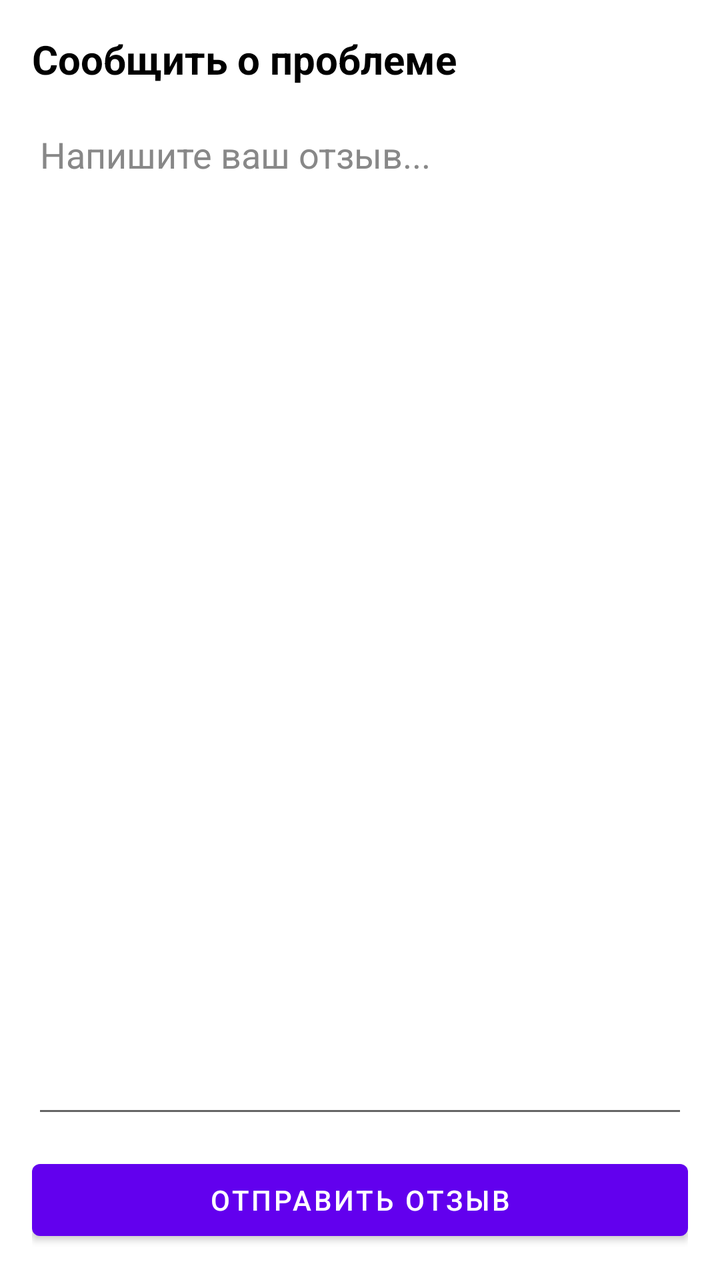
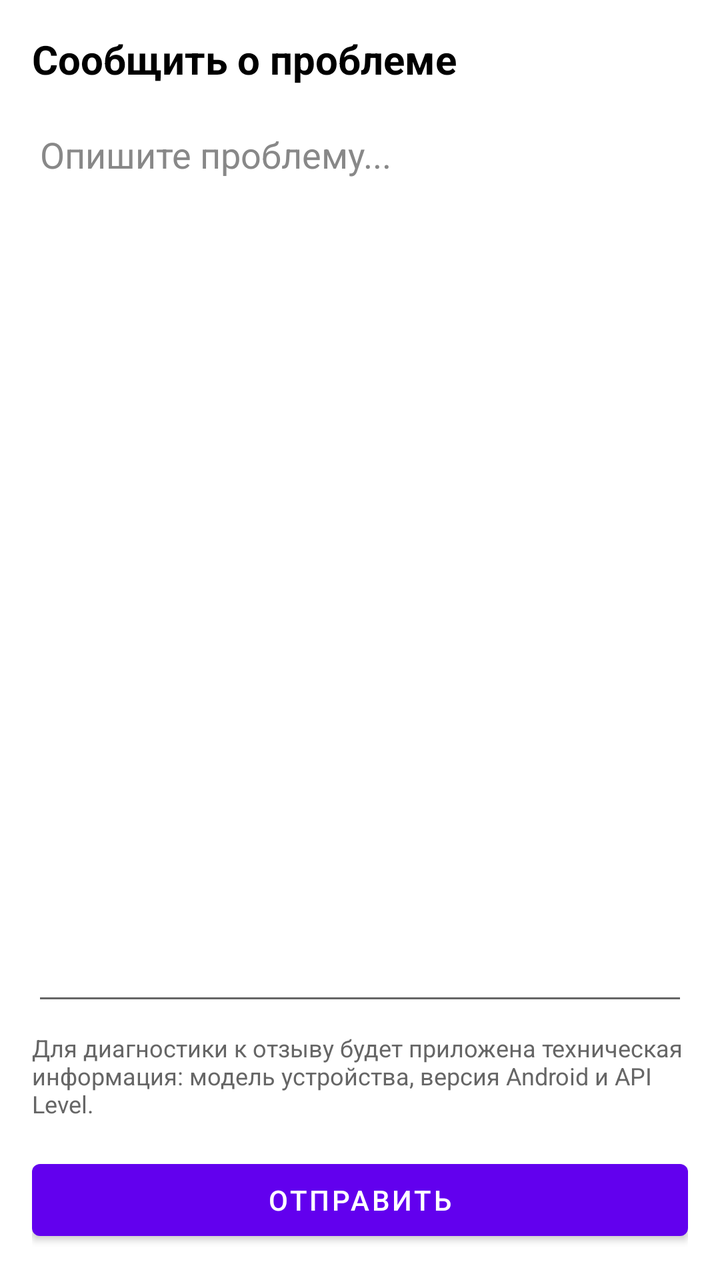

The first picture is an Android layout as it rendered before a commit; the second is the same layout after the commit. The layout source and the unified diff follow.
<!-- AndroidManifest.xml: fallback theme Theme.MaterialComponents.DayNight.NoActionBar -->
<!-- res/layout/activity_feedback.xml -->
<?xml version="1.0" encoding="utf-8"?>

<LinearLayout xmlns:android="http://schemas.android.com/apk/res/android"
    android:layout_width="match_parent"
    android:layout_height="match_parent"
    android:orientation="vertical"
    android:padding="16dp"
    android:background="#FFFFFF">

    <TextView
        android:layout_width="match_parent"
        android:layout_height="wrap_content"
        android:text="Сообщить о проблеме"
        android:textSize="20sp"
        android:textStyle="bold"
        android:textColor="#000000"
        android:paddingBottom="12dp"/>

    <EditText
        android:id="@+id/feedbackInput"
        android:layout_width="match_parent"
        android:layout_height="0dp"
        android:layout_weight="1"
        android:hint="Напишите ваш отзыв..."
        android:gravity="top|start"
        android:inputType="textMultiLine"
        android:minLines="6"
        android:textColor="#000000"
        android:textColorHint="#888888"/>

    <Button
        android:id="@+id/sendButton"
        android:layout_width="match_parent"
        android:layout_height="wrap_content"
        android:layout_marginTop="12dp"
        android:text="Отправить отзыв"/>

</LinearLayout>
<!-- resources referenced by this layout -->
<resources>

</resources>

<!-- the commit's change to res/layout/activity_feedback.xml (unified diff, before → after) -->
@@ -21,18 +21,28 @@
         android:layout_width="match_parent"
         android:layout_height="0dp"
         android:layout_weight="1"
-        android:hint="Напишите ваш отзыв..."
+        android:hint="Опишите проблему..."
         android:gravity="top|start"
         android:inputType="textMultiLine"
         android:minLines="6"
         android:textColor="#000000"
         android:textColorHint="#888888"/>
 
+    
+    <TextView
+        android:layout_width="match_parent"
+        android:layout_height="wrap_content"
+        android:text="Для диагностики к отзыву будет приложена техническая информация: модель устройства, версия Android и API Level."
+        android:textSize="12sp"
+        android:textColor="#666666"
+        android:paddingTop="8dp"
+        android:paddingBottom="12dp"/>
+
     <Button
         android:id="@+id/sendButton"
         android:layout_width="match_parent"
         android:layout_height="wrap_content"
-        android:layout_marginTop="12dp"
-        android:text="Отправить отзыв"/>
+        android:layout_marginTop="4dp"
+        android:text="Отправить"/>
 
 </LinearLayout>
